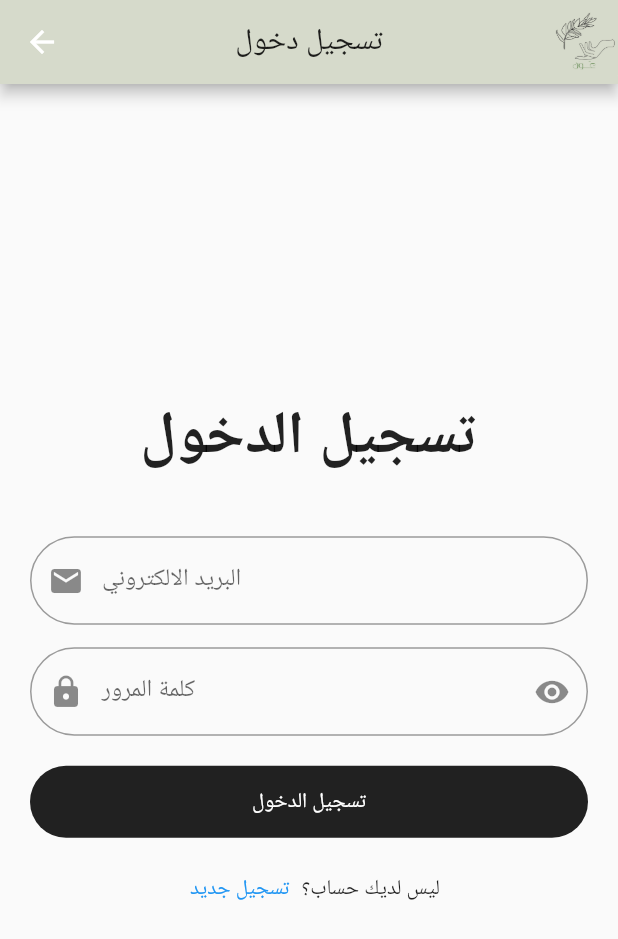
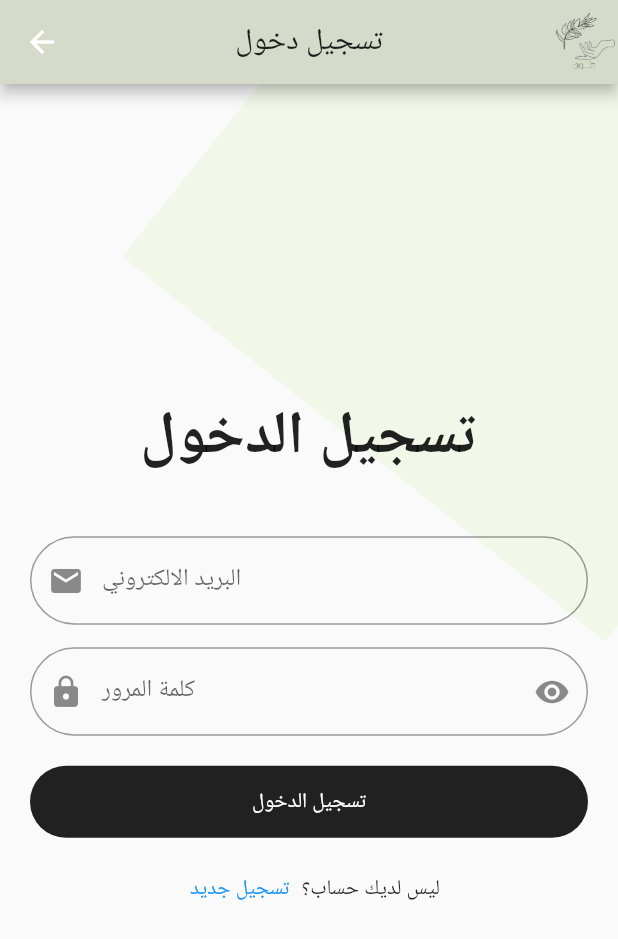
Before and after one commit to 2021-GP-Group9/AownApp, a Flutter app: the LoginScreen screen opened directly, on a phone screen of 412 x 824 dp. Shown: the top 939 px of the screen. Run offline on Flutter 3.47's test engine with Material 2 defaults, Android fonts, the phone set to English and light mode, and no system bars; our stand-ins replace fluttertoast, table_calendar.

Commit message:
SignUp page,login_screen, link pages

```diff
--- a/lib/home_screen.dart
+++ /dev/null
@@ -1 +0,0 @@
-// TODO Implement this library.
--- a/lib/login/login_screen.dart
+++ b/lib/login/login_screen.dart
@@ -1,3 +1,4 @@
+import 'dart:math';
 import 'package:aownapp/signup/signup_screen.dart';
 import 'package:aownapp/home_screen/home_screen.dart';
 import 'login_conn.dart';
@@ -42,7 +43,38 @@ class _LoginScreenState extends State<LoginScreen> {
         ],
         centerTitle: true,
       ),
-      body: Padding(
+      body:
+      Container(
+        child: Stack(
+            children:[
+        Positioned(
+        top: -MediaQuery.of(context).size.height * .15,
+        right: -MediaQuery.of(context).size.width * .4,
+        child: Container(
+            child: Transform.rotate(
+              angle: -pi / 3.5,
+              child: ClipPath(
+                child: Container(
+                  height: MediaQuery.of(context).size.height * .5,
+                  width: MediaQuery.of(context).size.width,
+                  decoration: BoxDecoration(
+                    gradient: LinearGradient(
+                      begin: Alignment.topCenter,
+                      end: Alignment.bottomCenter,
+                      colors: [
+                        Colors.lightGreen.shade50,
+                        Colors.lightGreen.shade50,
+
+                      ],
+                    ),
+                  ),
+                ),
+              ),
+            )),
+      ),
+
+
+      Padding(
         padding: const EdgeInsets.all(20.0),
         child: Center(
           child: SingleChildScrollView(
@@ -86,7 +118,7 @@ class _LoginScreenState extends State<LoginScreen> {
                         email_err = true;
                       });
                     } else {
-                      email_err_msg = "الايميل مستخدم بالفعل";
+                     // email_err_msg = "يجب تعبئة الحقل";
                       setState(() {
                         email_err = false;
                       });
@@ -120,10 +152,10 @@ class _LoginScreenState extends State<LoginScreen> {
                         password_err = true;
                       });
                     } else {
-                      password_err_msg = "كلمة السر خاطئة";
+                      //password_err_msg = "كلمة السر خاطئة";
                       setState(() {
                         password_err = false;
-                      });
+                      }); //جمعية تدوير
                     }
                   },
                   decoration: InputDecoration(
@@ -203,6 +235,8 @@ class _LoginScreenState extends State<LoginScreen> {
             ),
           ),
         ),
+      ),
+            ], ),
       ),
     );
   }
--- a/lib/signup/signup_screen.dart
+++ b/lib/signup/signup_screen.dart
@@ -161,7 +161,7 @@ class _SignupState extends State<Signup> {
                     if (value.length < 10) {
 
                       validateMobile(value);
-                      //phone_err_msg="يجب أن يكون رقم جوال";
+                      phone_err_msg="يجب أن يكون رقم الجوال يحتوي على ١٠ أرقام";
                       setState(() {
                         phone_err = true;
                       });
@@ -320,7 +320,7 @@ class _SignupState extends State<Signup> {
       barrierDismissible: false, // user must tap button!
       builder: (BuildContext context) {
         return AlertDialog(
-          title: const Text('Account created'),
+          title: const Text('تم التسجيل بنجاح'),
           shape: RoundedRectangleBorder(borderRadius: BorderRadius.all(Radius.circular(30))),
           content: SingleChildScrollView(
             child: ListBody(
@@ -332,7 +332,7 @@ class _SignupState extends State<Signup> {
           ),
           actions: <Widget>[
             TextButton(
-              child: const Text('OK'),
+              child: const Text('تم'),
               onPressed: () {
                 Navigator.push(
                   context,
--- a/lib/welcome_screen.dart
+++ b/lib/welcome_screen.dart
@@ -1,6 +1,6 @@
 //heloo
-import 'book_appointment.dart';
-import 'home_screen.dart';
+import 'package:aownapp/bookAppointment/book_appointment_screen.dart';
+
 import 'package:flutter/material.dart';
 import 'home_screen/home_screen.dart';
 import 'signup/signup_screen.dart';
```
